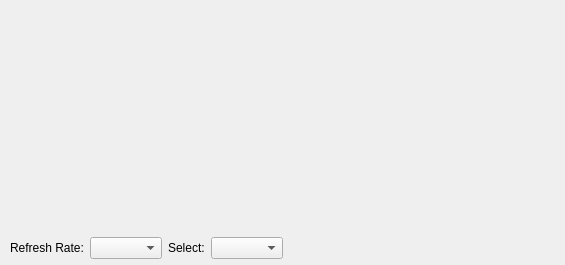
Qt form src/aq_telemetryView.ui (nlbtuyen/ConfigurationGCS) before a commit.
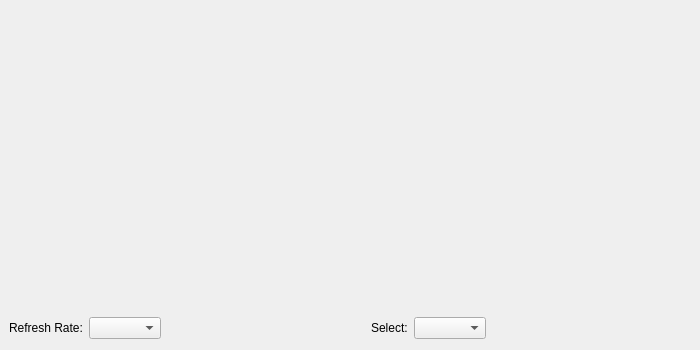
The same form after that commit.

```diff
--- a/src/aq_telemetryView.ui
+++ b/src/aq_telemetryView.ui
@@ -6,20 +6,20 @@
    <rect>
     <x>0</x>
     <y>0</y>
-    <width>565</width>
-    <height>265</height>
+    <width>700</width>
+    <height>350</height>
    </rect>
   </property>
   <property name="minimumSize">
    <size>
-    <width>540</width>
-    <height>245</height>
+    <width>700</width>
+    <height>350</height>
    </size>
   </property>
   <property name="maximumSize">
    <size>
-    <width>565</width>
-    <height>265</height>
+    <width>700</width>
+    <height>350</height>
    </size>
   </property>
   <property name="windowTitle">
@@ -30,14 +30,14 @@
     <rect>
      <x>8</x>
      <y>8</y>
-     <width>550</width>
-     <height>220</height>
+     <width>680</width>
+     <height>300</height>
     </rect>
    </property>
    <property name="maximumSize">
     <size>
-     <width>550</width>
-     <height>220</height>
+     <width>680</width>
+     <height>300</height>
     </size>
    </property>
    <zorder>label_4</zorder>
@@ -45,9 +45,9 @@
   <widget class="QWidget" name="layoutWidget">
    <property name="geometry">
     <rect>
-     <x>10</x>
-     <y>236</y>
-     <width>551</width>
+     <x>9</x>
+     <y>316</y>
+     <width>681</width>
      <height>24</height>
     </rect>
    </property>
@@ -66,6 +66,19 @@
       </item>
      </layout>
     </item>
+    <item>
+     <spacer name="horizontalSpacer_2">
+      <property name="orientation">
+       <enum>Qt::Horizontal</enum>
+      </property>
+      <property name="sizeHint" stdset="0">
+       <size>
+        <width>40</width>
+        <height>20</height>
+       </size>
+      </property>
+     </spacer>
+    </item>
     <item>
      <layout class="QHBoxLayout" name="horizontalLayout_3">
       <item>
```
Left out of the diff: 1 changed line with no effect on the pictures.
